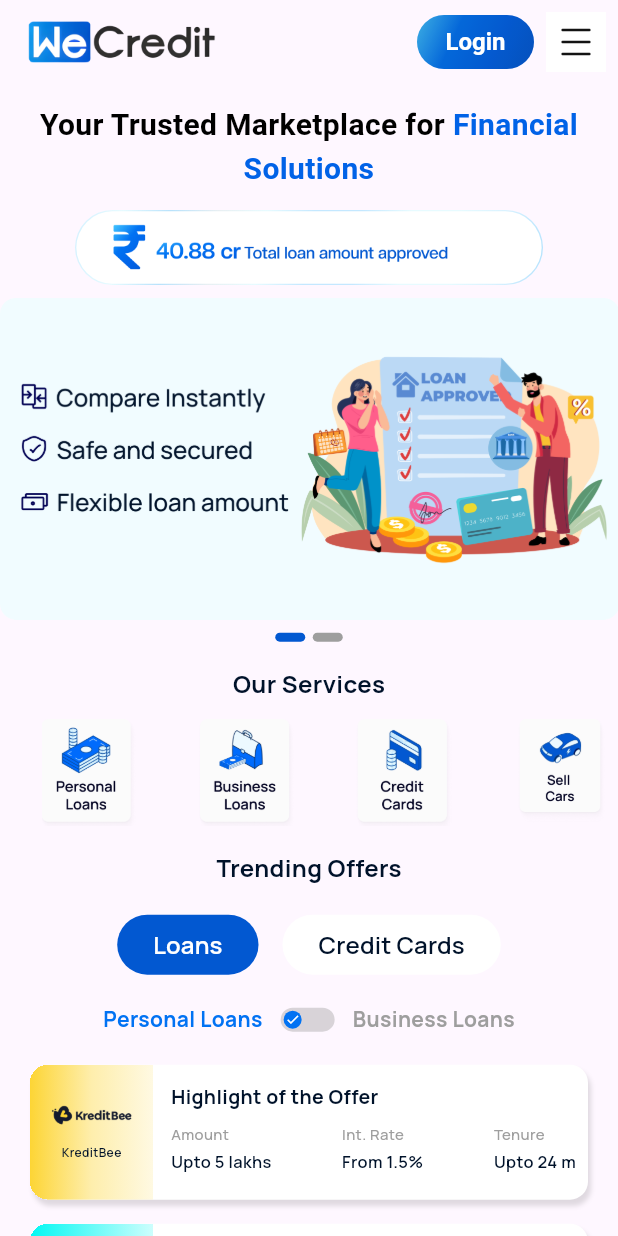
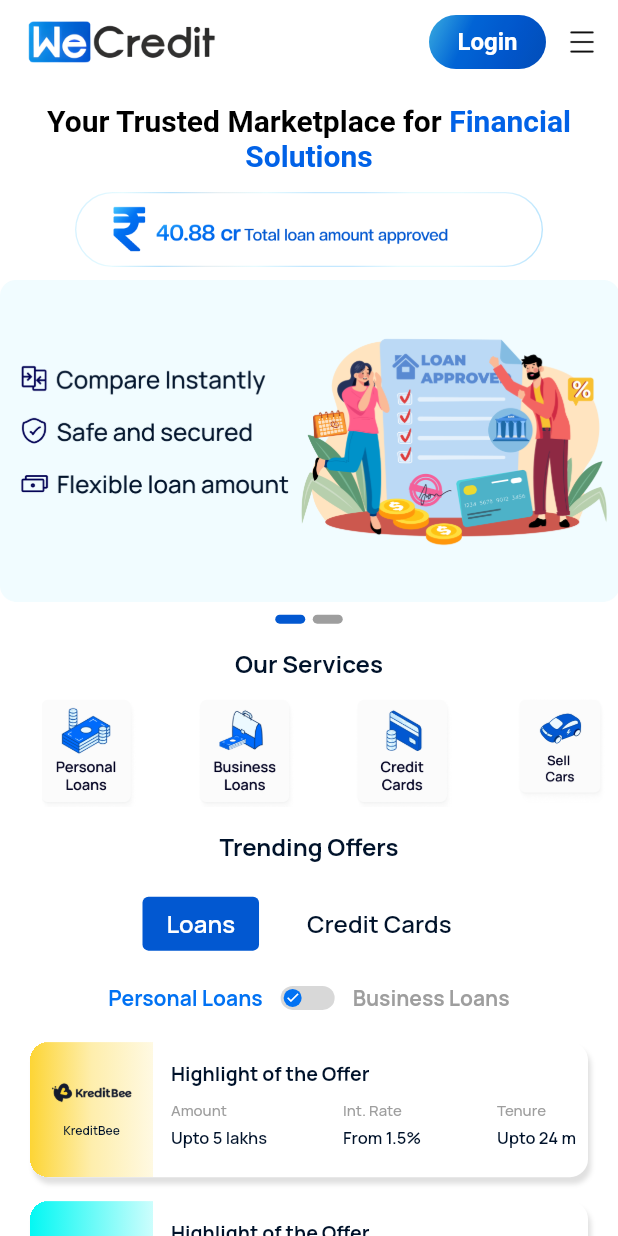
Before and after one commit to SinhaSarwajeet/weCredit, a Flutter app: the screen it shows after launch, on a phone screen of 412 x 824 dp. Run offline on Flutter 3.47's test engine with Material 3 defaults, Android fonts, the phone set to English and light mode, and no system bars; drawn by our look-alikes of carousel_indicator, carousel_slider, flutter_advanced_switch; our stand-ins replace get.

Commit message:
useMaterial3 set to false

```diff
--- a/lib/main.dart
+++ b/lib/main.dart
@@ -16,7 +16,8 @@
     return GetMaterialApp(
       home:  SplashScreen(),
       theme: ThemeData(
-        fontFamily: "Manrope"
+        fontFamily: "Manrope",
+        useMaterial3: false
       ),
     );
   }
--- a/lib/view/home/home.dart
+++ b/lib/view/home/home.dart
@@ -19,13 +19,15 @@
   Widget build(BuildContext context) {
     return Scaffold(
       appBar: AppBar(
+        backgroundColor: whiteColor,
+        elevation: 0,
         title: Image.asset(
           "assets/images/logo.png",
           width: 130,
           height: 40,
         ),
         actions: [
-          HomeUtils.customButton("Login"),
+          Padding(padding: const EdgeInsets.symmetric(vertical: 10,), child: HomeUtils.customButton("Login"),),
           Builder(builder: (context) {
             return IconButton(
               icon: Image.asset(
@@ -40,6 +42,7 @@
           }),
         ],
       ),
+      backgroundColor: whiteColor,
       endDrawer: HomeUtils.endDrawer(context),
       body: SingleChildScrollView(
         child: Column(
```
